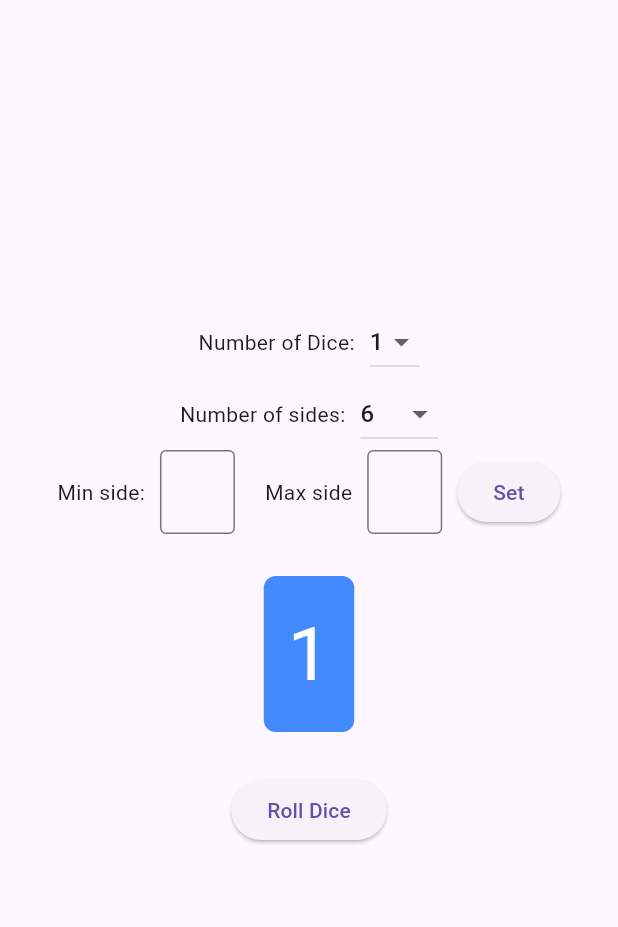
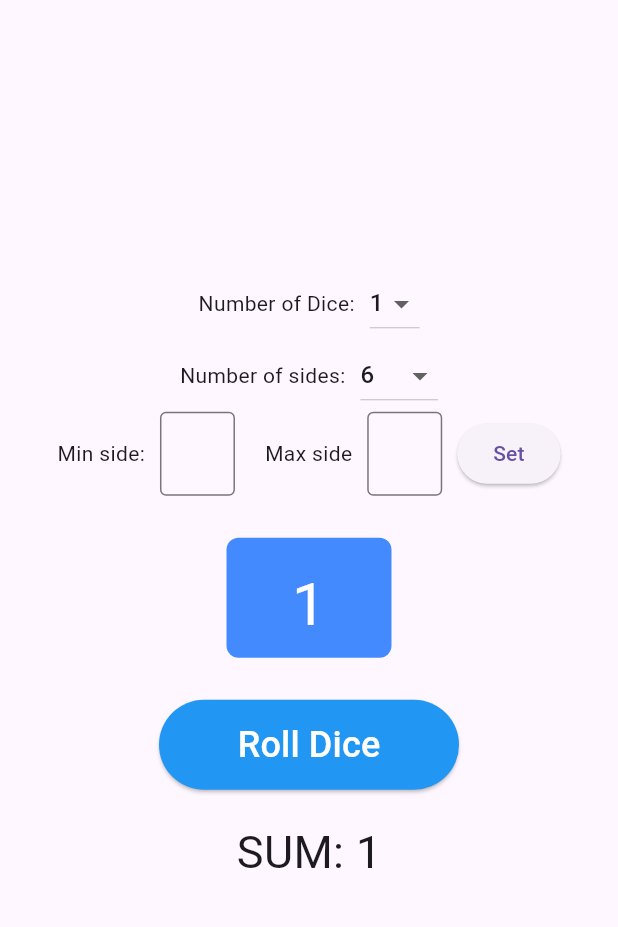
Before and after one commit to tksato-0413/Dice_select, a Flutter app: the screen it shows after launch, on a phone screen of 412 x 824 dp, the part 84-1011 px from its top. Run offline on Flutter 3.47's test engine with Material 3 defaults, Android fonts, the phone set to English and light mode, and no system bars; missing offline and left inert: dart:ffi.

```diff
--- a/dice_select/lib/main.dart
+++ b/dice_select/lib/main.dart
@@ -2,6 +2,7 @@ import 'dart:ffi';
 
 import 'package:flutter/material.dart';
 import 'dart:math';
+import 'favorites.dart';
 
 void main() {
   runApp(const MyApp());
@@ -31,6 +32,7 @@ class DicePage extends StatefulWidget {
 class _DicePageState extends State<DicePage> {
   int diceCount = 1;
   int diceSides = 6;
+  int dicesum = 1;
   List<int> diceResults = [1];
   TextEditingController minController = TextEditingController();
   TextEditingController maxController = TextEditingController();
@@ -39,16 +41,53 @@ class _DicePageState extends State<DicePage> {
 
 
   void rollDice() {
+      if (maxSide != null && maxSide !> 1000){
+        showErrorDialog(context, 'Max value should not exceed 999');
+        return;
+      }
     setState(() {
       if (minSide != null && maxSide != null && minSide! < maxSide!) {
         diceResults = List.generate(diceCount, (index) => Random().nextInt(maxSide! - minSide! + 1) + minSide!);
       } else {
         diceResults = List.generate(diceCount, (index) => Random().nextInt(diceSides) + 1);
       }
+      dicesum = diceResults.reduce((a,b) => a+b); //合計値
     });
   }
+
+  void showErrorDialog(BuildContext context, String message){
+    showDialog(
+      context: context,
+      builder: (BuildContext context){
+        return AlertDialog(
+          title: Text('Error'),
+          content: Text(message),
+          actions: <Widget>[
+            TextButton(
+              onPressed: () {
+                Navigator.of(context).pop();
+              },
+              child: Text('OK')
+            ),
+          ],
+        );
+      },
+    );
+  }
+
+  double calculateFontSize(int maxValue){
+    if (maxValue <= 99) {
+      return 40.0;
+    } else {
+      return 40.0;
+    }
+  }
+
   @override
   Widget build(BuildContext context) {
+    int maxDigits = diceResults.isNotEmpty ? diceResults.map((e) => e.toString().length).reduce((a,b) => a > b ? a:b) : 1;
+    int maxValue = int.parse('9' * maxDigits);
+    double fontSize = calculateFontSize(maxValue);
     return Scaffold(
       appBar: AppBar(
         backgroundColor: Theme.of(context).colorScheme.inversePrimary,
@@ -148,25 +187,45 @@ class _DicePageState extends State<DicePage> {
               spacing: 16.0,
               runSpacing: 16.0,
               children: diceResults.map((result) {
-                return Container(
+                return Padding(
+                  padding: EdgeInsets.all(8.0),
+                  child : Container(
+                    width: 110,
+                    height: 80,
                     padding: EdgeInsets.all(16.0),
-                  margin: EdgeInsets.all(8.0),
                     decoration: BoxDecoration(
                       color: Colors.blueAccent,
                       borderRadius: BorderRadius.circular(8.0),
                     ),
                     child: Text(
                       result.toString(),
-                    style: TextStyle(fontSize: 50, color: Colors.white),
+                      style: TextStyle(fontSize: fontSize, color: Colors.white),
                       textAlign: TextAlign.center,
+                    ),
                   ),
                 );
               }).toList(),
             ),
-            SizedBox(height: 20.0),
-            ElevatedButton(
+            SizedBox(height: 20,),
+            SizedBox(
+              width: 200,
+              height: 60,
+              child: ElevatedButton(
                 onPressed: rollDice,
-              child: Text('Roll Dice'),
+                style: ElevatedButton.styleFrom(
+                  backgroundColor: Colors.blue,
+                  foregroundColor: Colors.white,
+                ),
+                child: Text(
+                  'Roll Dice',
+                  style: TextStyle(fontSize: 24),
+                ),
+              ),
+            ),
+            SizedBox(height: 20,),
+            Text(
+              'SUM: $dicesum',
+              style: TextStyle(fontSize: 30),
             ),
           ],
         ),
```
Also changed, not shown: dice_select/lib/favorites.dart (added, +31 -0 lines). Lines whose indentation alone changed are shown as unchanged.
